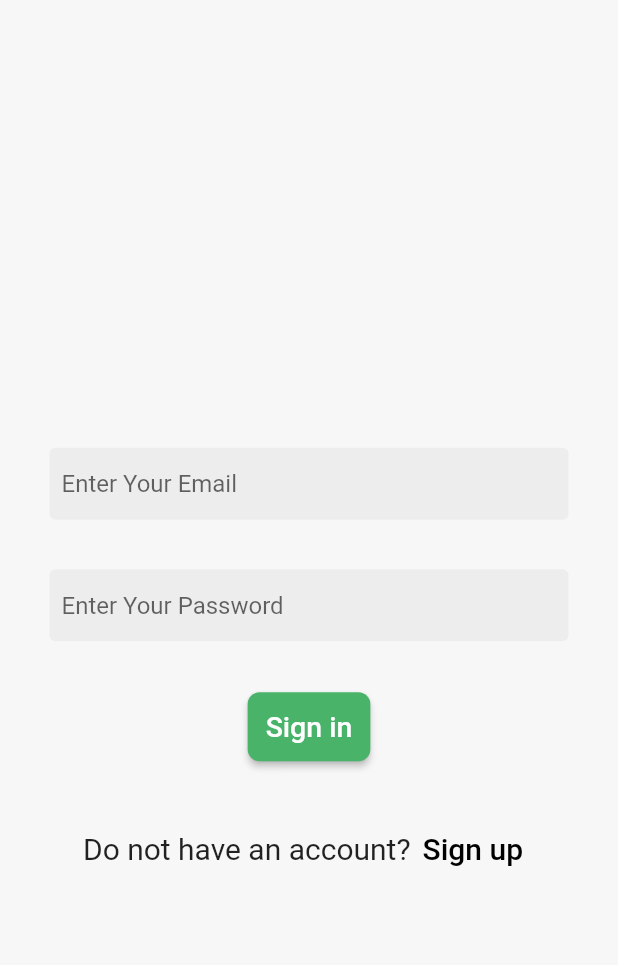
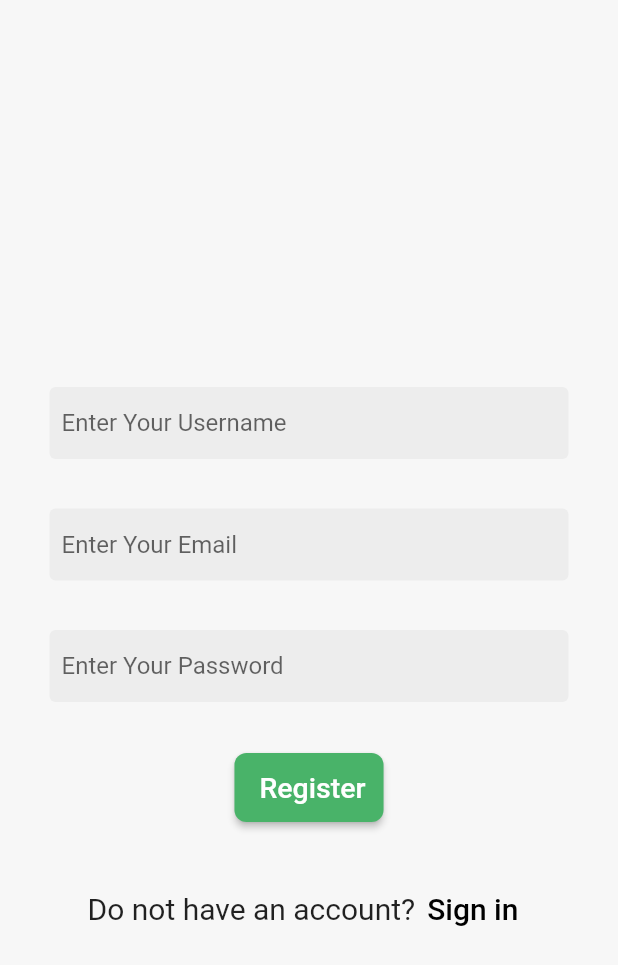
Before and after one commit to reham611/flower_app, a Flutter app: the screen it shows after launch, on a phone screen of 412 x 824 dp. Shown: the top 965 px of the screen. Run offline on Flutter 3.47's test engine with Material 2 defaults, Android fonts, the phone set to English and light mode, and no system bars.

Commit message:
button sign in, up when click on one take action

```diff
--- a/lib/main.dart
+++ b/lib/main.dart
@@ -1,4 +1,5 @@
 import 'package:flower_app/pages/login.dart';
+import 'package:flower_app/pages/register.dart';
 import 'package:flutter/material.dart';
 
 void main() {
@@ -13,7 +14,7 @@ class MyApp extends StatelessWidget {
   Widget build(BuildContext context) {
     return const MaterialApp(
       debugShowCheckedModeBanner: false,
-      home: Login(),
+      home: Register(),
     );
   }
 }
--- a/lib/pages/login.dart
+++ b/lib/pages/login.dart
@@ -1,5 +1,6 @@
 // ignore_for_file: prefer_const_constructors
 
+import 'package:flower_app/pages/register.dart';
 import 'package:flower_app/shared/constants.dart';
 import 'package:flutter/material.dart';
 
@@ -61,7 +62,13 @@ class Login extends StatelessWidget {
                     Text("Do not have an account?",
                         style: TextStyle(fontSize: 20)),
                     TextButton(
-                      onPressed: () {},
+                      onPressed: () {
+                        Navigator.pushReplacement(
+                          context,
+                          MaterialPageRoute(
+                              builder: (context) => const Register()),
+                        );
+                      },
                       child: Text('Sign up',
                           style: TextStyle(color: Colors.black, fontSize: 20)),
                     )
--- /dev/null
+++ b/lib/pages/register.dart
@@ -0,0 +1,95 @@
+// ignore_for_file: prefer_const_constructors
+
+import 'package:flower_app/pages/login.dart';
+import 'package:flower_app/shared/constants.dart';
+import 'package:flutter/material.dart';
+
+import '../shared/colors.dart';
+
+class Register extends StatelessWidget {
+  const Register({super.key});
+
+  @override
+  Widget build(BuildContext context) {
+    return SafeArea(
+      child: Scaffold(
+        backgroundColor: Color.fromARGB(255, 247, 247, 247),
+        body: Center(
+          child: Padding(
+            padding: const EdgeInsets.all(33.0),
+            child: SingleChildScrollView(
+              child: Column(
+                mainAxisAlignment: MainAxisAlignment.center,
+                // ignore: prefer_const_literals_to_create_immutables
+                children: [
+                  const SizedBox(
+                    height: 64,
+                  ),
+                  TextField(
+                      keyboardType: TextInputType.text,
+                      obscureText: false,
+                      decoration: decorationTextfield.copyWith(
+                          hintText: "Enter Your Username ")),
+                  const SizedBox(
+                    height: 33,
+                  ),
+                  TextField(
+                      keyboardType: TextInputType.emailAddress,
+                      obscureText: false,
+                      decoration: decorationTextfield.copyWith(
+                          hintText: "Enter Your Email")),
+                  const SizedBox(
+                    height: 33,
+                  ),
+                  TextField(
+                      keyboardType: TextInputType.text,
+                      obscureText: true,
+                      decoration: decorationTextfield.copyWith(
+                          hintText: "Enter Your Password")),
+                  const SizedBox(
+                    height: 33,
+                  ),
+                  ElevatedButton(
+                    onPressed: () {},
+                    style: ButtonStyle(
+                      backgroundColor: MaterialStateProperty.all(BTNgreen),
+                      padding: MaterialStateProperty.all(EdgeInsets.all(12)),
+                      shape: MaterialStateProperty.all(RoundedRectangleBorder(
+                          borderRadius: BorderRadius.circular(8))),
+                    ),
+                    child: Text(
+                      " Register",
+                      style: TextStyle(fontSize: 19),
+                    ),
+                  ),
+                  const SizedBox(
+                    height: 33,
+                  ),
+                  Row(
+                    mainAxisAlignment: MainAxisAlignment.center,
+                    children: [
+                      Text("Do not have an account?",
+                          style: TextStyle(fontSize: 20)),
+                      TextButton(
+                        onPressed: () {
+                          Navigator.pushReplacement(
+                            context,
+                            MaterialPageRoute(
+                                builder: (context) => const Login()),
+                          );
+                        },
+                        child: Text('Sign in',
+                            style:
+                                TextStyle(color: Colors.black, fontSize: 20)),
+                      )
+                    ],
+                  )
+                ],
+              ),
+            ),
+          ),
+        ),
+      ),
+    );
+  }
+}
```
